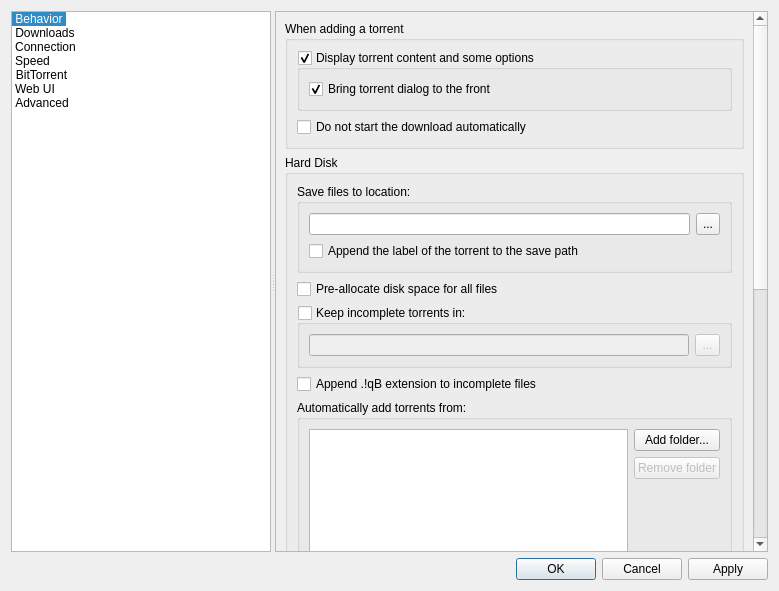
SysAdminDoc/qBittorrent-Vanced, file src/gui/options.ui: the form before one commit.
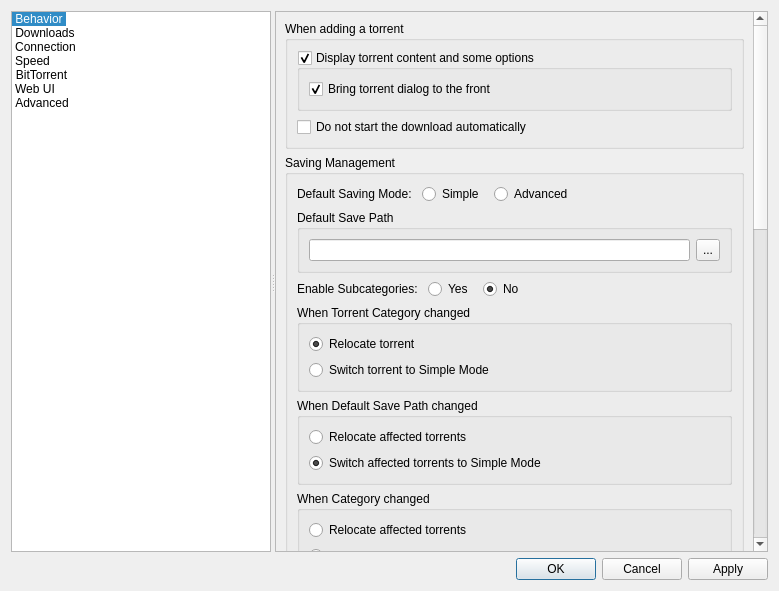
The form after the commit. The open tabs and pages were chosen to show the change. Icons and pictures are not drawn.

Commit message:
Implement Advanced Saving Management subsystem
Closes #4696

Patch:
```diff
--- a/src/gui/options.ui
+++ b/src/gui/options.ui
@@ -546,8 +546,8 @@
             <rect>
              <x>0</x>
              <y>0</y>
-             <width>487</width>
-             <height>1040</height>
+             <width>454</width>
+             <height>1212</height>
             </rect>
            </property>
            <layout class="QVBoxLayout" name="verticalLayout">
@@ -607,13 +607,57 @@
                </sizepolicy>
               </property>
               <property name="title">
-               <string>Hard Disk</string>
+               <string>Saving Management</string>
               </property>
               <layout class="QVBoxLayout" name="verticalLayout_25">
                <item>
-                <widget class="QGroupBox" name="groupBox_3">
+                <layout class="QHBoxLayout" name="horizontalLayout_7">
+                 <property name="spacing">
+                  <number>10</number>
+                 </property>
+                 <item>
+                  <widget class="QLabel" name="label_4">
+                   <property name="text">
+                    <string>Default Saving Mode:</string>
+                   </property>
+                  </widget>
+                 </item>
+                 <item>
+                  <widget class="QRadioButton" name="radioBtnSimpleMode">
+                   <property name="text">
+                    <string>Simple</string>
+                   </property>
+                   <property name="checked">
+                    <bool>true</bool>
+                   </property>
+                  </widget>
+                 </item>
+                 <item>
+                  <widget class="QRadioButton" name="radioBtnAdvancedMode">
+                   <property name="text">
+                    <string>Advanced</string>
+                   </property>
+                  </widget>
+                 </item>
+                 <item>
+                  <spacer name="horizontalSpacer_16">
+                   <property name="orientation">
+                    <enum>Qt::Horizontal</enum>
+                   </property>
+                   <property name="sizeHint" stdset="0">
+                    <size>
+                     <width>40</width>
+                     <height>20</height>
+                    </size>
+                   </property>
+                  </spacer>
+                 </item>
+                </layout>
+               </item>
+               <item>
+                <widget class="QGroupBox" name="groupDefaultSavePath">
                  <property name="title">
-                  <string>Save files to location:</string>
+                  <string>Default Save Path</string>
                  </property>
                  <layout class="QVBoxLayout" name="verticalLayout_26">
                   <property name="bottomMargin">
@@ -658,10 +702,134 @@
                     </item>
                    </layout>
                   </item>
-                  <item>
-                   <widget class="QCheckBox" name="checkAppendLabel">
+                 </layout>
+                </widget>
+               </item>
+               <item>
+                <layout class="QHBoxLayout" name="horizontalLayout_8">
+                 <property name="spacing">
+                  <number>10</number>
+                 </property>
+                 <item>
+                  <widget class="QLabel" name="labelEnableSubcategories">
+                   <property name="text">
+                    <string>Enable Subcategories:</string>
+                   </property>
+                  </widget>
+                 </item>
+                 <item>
+                  <widget class="QRadioButton" name="radioBtnEnableSubcategories">
+                   <property name="text">
+                    <string>Yes</string>
+                   </property>
+                   <attribute name="buttonGroup">
+                    <string notr="true">buttonGroup</string>
+                   </attribute>
+                  </widget>
+                 </item>
+                 <item>
+                  <widget class="QRadioButton" name="radioBtnDisableSubcategories">
+                   <property name="text">
+                    <string>No</string>
+                   </property>
+                   <property name="checked">
+                    <bool>true</bool>
+                   </property>
+                   <attribute name="buttonGroup">
+                    <string notr="true">buttonGroup</string>
+                   </attribute>
+                  </widget>
+                 </item>
+                 <item>
+                  <spacer name="horizontalSpacer_17">
+                   <property name="orientation">
+                    <enum>Qt::Horizontal</enum>
+                   </property>
+                   <property name="sizeHint" stdset="0">
+                    <size>
+                     <width>40</width>
+                     <height>20</height>
+                    </size>
+                   </property>
+                  </spacer>
+                 </item>
+                </layout>
+               </item>
+               <item>
+                <widget class="QGroupBox" name="groupCategoryChanged">
+                 <property name="title">
+                  <string>When Torrent Category changed</string>
+                 </property>
+                 <layout class="QFormLayout" name="formLayout_6">
+                  <item row="0" column="0">
+                   <widget class="QRadioButton" name="radioBtnRelocateOnCategoryChanged">
                     <property name="text">
-                     <string>Append the label of the torrent to the save path</string>
+                     <string>Relocate torrent</string>
+                    </property>
+                    <property name="checked">
+                     <bool>true</bool>
+                    </property>
+                   </widget>
+                  </item>
+                  <item row="1" column="0">
+                   <widget class="QRadioButton" name="radioBtnDisableASMOnCategoryChanged">
+                    <property name="text">
+                     <string>Switch torrent to Simple Mode</string>
+                    </property>
+                    <property name="checked">
+                     <bool>false</bool>
+                    </property>
+                   </widget>
+                  </item>
+                 </layout>
+                </widget>
+               </item>
+               <item>
+                <widget class="QGroupBox" name="groupDefaultSavePathChanged">
+                 <property name="title">
+                  <string>When Default Save Path changed</string>
+                 </property>
+                 <layout class="QFormLayout" name="formLayout_7">
+                  <item row="0" column="0">
+                   <widget class="QRadioButton" name="radioBtnRelocateOnDefaultSavePathChanged">
+                    <property name="text">
+                     <string>Relocate affected torrents</string>
+                    </property>
+                   </widget>
+                  </item>
+                  <item row="1" column="0">
+                   <widget class="QRadioButton" name="radioBtnDisableASMOnDefaultSavePathChanged">
+                    <property name="text">
+                     <string>Switch affected torrents to Simple Mode</string>
+                    </property>
+                    <property name="checked">
+                     <bool>true</bool>
+                    </property>
+                   </widget>
+                  </item>
+                 </layout>
+                </widget>
+               </item>
+               <item>
+                <widget class="QGroupBox" name="groupCategorySavePathChanged">
+                 <property name="title">
+                  <string>When Category changed</string>
+                 </property>
+                 <layout class="QFormLayout" name="formLayout_8">
+                  <item row="0" column="0">
+                   <widget class="QRadioButton" name="radioBtnRelocateOnCategorySavePathChanged">
+                    <property name="text">
+                     <string>Relocate affected torrents</string>
+                    </property>
+                   </widget>
+                  </item>
+                  <item row="1" column="0">
+                   <widget class="QRadioButton" name="radioBtnDisableASMOnCategorySavePathChanged">
+                    <property name="text">
+                     <string>Switch affected torrents to Simple Mode</string>
+                    </property>
+                    <property name="checked">
+                     <bool>true</bool>
                     </property>
                    </widget>
                   </item>
@@ -728,93 +896,6 @@
                  </property>
                 </widget>
                </item>
-               <item>
-                <widget class="QGroupBox" name="groupBox_2">
-                 <property name="title">
-                  <string>Automatically add torrents from:</string>
-                 </property>
-                 <layout class="QVBoxLayout" name="verticalLayout_38">
-                  <property name="bottomMargin">
-                   <number>9</number>
-                  </property>
-                  <item>
-                   <layout class="QHBoxLayout" name="horizontalLayout_16">
-                    <item>
-                     <widget class="QTreeView" name="scanFoldersView">
-                      <property name="sizePolicy">
-                       <sizepolicy hsizetype="Expanding" vsizetype="Expanding">
-                        <horstretch>0</horstretch>
-                        <verstretch>1</verstretch>
-                       </sizepolicy>
-                      </property>
-                      <property name="minimumSize">
-                       <size>
-                        <width>250</width>
-                        <height>150</height>
-                       </size>
-                      </property>
-                      <property name="editTriggers">
-                       <set>QAbstractItemView::AllEditTriggers</set>
-                      </property>
-                      <property name="selectionMode">
-                       <enum>QAbstractItemView::SingleSelection</enum>
-                      </property>
-                      <property name="selectionBehavior">
-                       <enum>QAbstractItemView::SelectRows</enum>
-                      </property>
-                      <property name="textElideMode">
-                       <enum>Qt::ElideNone</enum>
-                      </property>
-                      <property name="rootIsDecorated">
-                       <bool>false</bool>
-                      </property>
-                      <attribute name="headerDefaultSectionSize">
-                       <number>80</number>
-                      </attribute>
-                      <attribute name="headerStretchLastSection">
-                       <bool>false</bool>
-                      </attribute>
-                     </widget>
-                    </item>
-                    <item>
-                     <layout class="QVBoxLayout" name="verticalLayout_37">
-                      <item>
-                       <widget class="QPushButton" name="addScanFolderButton">
-                        <property name="text">
-                         <string>Add folder...</string>
-                        </property>
-                       </widget>
-                      </item>
-                      <item>
-                       <widget class="QPushButton" name="removeScanFolderButton">
-                        <property name="enabled">
-                         <bool>false</bool>
-                        </property>
-                        <property name="text">
-                         <string>Remove folder</string>
-                        </property>
-                       </widget>
-                      </item>
-                      <item>
-                       <spacer name="verticalSpacer_6">
-                        <property name="orientation">
-                         <enum>Qt::Vertical</enum>
-                        </property>
-                        <property name="sizeHint" stdset="0">
-                         <size>
-                          <width>20</width>
-                          <height>40</height>
-                         </size>
-                        </property>
-                       </spacer>
-                      </item>
-                     </layout>
-                    </item>
-                   </layout>
-                  </item>
-                 </layout>
-                </widget>
-               </item>
                <item>
                 <widget class="QGroupBox" name="checkExportDir">
                  <property name="sizePolicy">
@@ -926,6 +1007,93 @@
               </property>
              </spacer>
             </item>
+            <item>
+             <widget class="QGroupBox" name="groupBox_2">
+              <property name="title">
+               <string>Automatically add torrents from:</string>
+              </property>
+              <layout class="QVBoxLayout" name="verticalLayout_38">
+               <property name="bottomMargin">
+                <number>9</number>
+               </property>
+               <item>
+                <layout class="QHBoxLayout" name="horizontalLayout_16">
+                 <item>
+                  <widget class="QTreeView" name="scanFoldersView">
+                   <property name="sizePolicy">
+                    <sizepolicy hsizetype="Expanding" vsizetype="Expanding">
+                     <horstretch>0</horstretch>
+                     <verstretch>1</verstretch>
+                    </sizepolicy>
+                   </property>
+                   <property name="minimumSize">
+                    <size>
+                     <width>250</width>
+                     <height>150</height>
+                    </size>
+                   </property>
+                   <property name="editTriggers">
+                    <set>QAbstractItemView::AllEditTriggers</set>
+                   </property>
+                   <property name="selectionMode">
+                    <enum>QAbstractItemView::SingleSelection</enum>
+                   </property>
+                   <property name="selectionBehavior">
+                    <enum>QAbstractItemView::SelectRows</enum>
+                   </property>
+                   <property name="textElideMode">
+                    <enum>Qt::ElideNone</enum>
+                   </property>
+                   <property name="rootIsDecorated">
+                    <bool>false</bool>
+                   </property>
+                   <attribute name="headerDefaultSectionSize">
+                    <number>80</number>
+                   </attribute>
+                   <attribute name="headerStretchLastSection">
+                    <bool>false</bool>
+                   </attribute>
+                  </widget>
+                 </item>
+                 <item>
+                  <layout class="QVBoxLayout" name="verticalLayout_37">
+                   <item>
+                    <widget class="QPushButton" name="addScanFolderButton">
+                     <property name="text">
+                      <string>Add folder...</string>
+                     </property>
+                    </widget>
+                   </item>
+                   <item>
+                    <widget class="QPushButton" name="removeScanFolderButton">
+                     <property name="enabled">
+                      <bool>false</bool>
+                     </property>
+                     <property name="text">
+                      <string>Remove folder</string>
+                     </property>
+                    </widget>
+                   </item>
+                   <item>
+                    <spacer name="verticalSpacer_6">
+                     <property name="orientation">
+                      <enum>Qt::Vertical</enum>
+                     </property>
+                     <property name="sizeHint" stdset="0">
+                      <size>
+                       <width>20</width>
+                       <height>40</height>
+                      </size>
+                     </property>
+                    </spacer>
+                   </item>
+                  </layout>
+                 </item>
+                </layout>
+               </item>
+              </layout>
+             </widget>
+            </item>
             <item>
              <widget class="QGroupBox" name="groupMailNotification">
               <property name="title">
```
Left out of the diff: 21 changed lines with no effect on the pictures. The commit also changes 58 other files.
